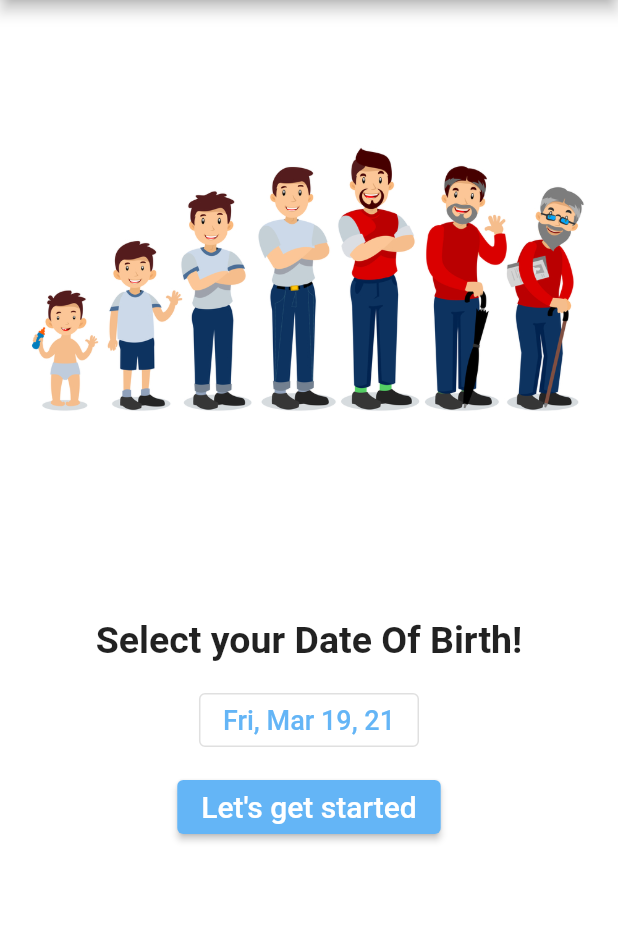
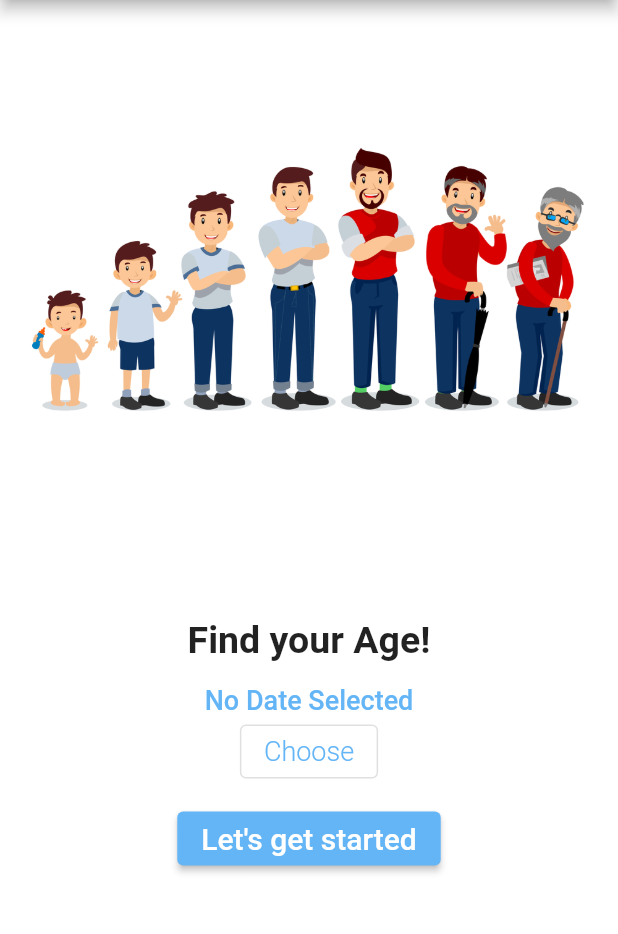
Before and after one commit to vijayb95/FindMyAgeFlutter, a Flutter app: the screen it shows after launch, on a phone screen of 412 x 824 dp, the part 84-1018 px from its top. Run offline on Flutter 3.47's test engine with Material 2 defaults, Android fonts, the light colour scheme and no system bars; our stand-ins replace get.

Commit message:
end of project

```diff
--- a/find_my_age/lib/main.dart
+++ b/find_my_age/lib/main.dart
@@ -10,7 +10,13 @@ class MyApp extends StatelessWidget {
   @override
   Widget build(BuildContext context) {
     return GetMaterialApp(
-      theme: ThemeData.from(colorScheme: ColorScheme.fromSwatch(primarySwatch: Colors.red, backgroundColor: Colors.white, accentColor: Colors.blue[300])),
+      theme: ThemeData.from(
+        colorScheme: ColorScheme.fromSwatch(
+          primarySwatch: Colors.red,
+          backgroundColor: Colors.grey[200],
+          accentColor: Colors.blue[300],
+        ),
+      ),
       home: HomePage(),
     );
   }
--- a/find_my_age/lib/screens/homepage.dart
+++ b/find_my_age/lib/screens/homepage.dart
@@ -1,59 +1,51 @@
+import 'package:find_my_age/screens/ageDisplay.dart';
+import 'package:find_my_age/widgets/datePicker.dart';
 import 'package:flutter/material.dart';
 import 'package:flutter/widgets.dart';
 import 'package:get/get.dart';
-import 'package:intl/intl.dart';
 
 class HomePage extends StatelessWidget {
-  const HomePage({Key key}) : super(key: key);
+  final List<DateTime> dob = [];
+
+  void _getDob(DateTime chosenDate) {
+    dob.insert(0, chosenDate);
+  }
 
   @override
   Widget build(BuildContext context) {
-    DateTime _selectedDate = DateTime.now();
-
-    DateFormat dateFormat = DateFormat('EEE, MMM d, ' 'yy');
     return Scaffold(
       appBar: AppBar(
         title: Text('Find My Age!'),
       ),
-      body: SingleChildScrollView(//single child view
+      body: SingleChildScrollView(
+        //single child view
         child: Center(
           child: Column(
             children: [
               Image.asset(
-                'assets/images/growth.jpg',
+                'assets/images/growth.png',
                 fit: BoxFit.cover,
               ),
               Text(
-                'Select your Date Of Birth!',
+                'Find your Age!',
                 style: TextStyle(fontWeight: FontWeight.w700, fontSize: 25),
               ),
               SizedBox(
                 height: 15,
               ),
-              OutlinedButton(
-                onPressed: () async {
-                  return _selectedDate = await showDatePicker(
-                    context: context,
-                    initialDate: DateTime.now(),
-                    firstDate: DateTime(1900),
-                    lastDate: DateTime.now(),
-                    errorFormatText: 'Enter a valid date.',
-                    initialEntryMode: DatePickerEntryMode.calendar,
-                  );
-                },
-                child: Text(
-                  dateFormat.format(_selectedDate),
-                  style: TextStyle(
-                      color: Theme.of(context).accentColor,
-                      fontSize: 18,
-                      fontWeight: FontWeight.w500),
-                ),
-              ),
+              DatePicker(_getDob),
               SizedBox(
                 height: 10,
               ),
               ElevatedButton(
-                onPressed: () {},
+                onPressed: () {
+                  if (dob.isEmpty) {
+                    Get.snackbar('Invalid Date', 'Choose a valid date',
+                        barBlur: 100);
+                    return;
+                  }
+                  Get.to(AgeDisplay(dob[0]));
+                },
                 child: Text(
                   'Let\'s get started',
                   style: TextStyle(fontSize: 20, fontWeight: FontWeight.w500),
--- a/find_my_age/lib/widgets/datePicker.dart
+++ b/find_my_age/lib/widgets/datePicker.dart
@@ -1,13 +1,67 @@
 import 'package:flutter/material.dart';
+import 'package:intl/intl.dart';
 
 class DatePicker extends StatefulWidget {
+  final Function getDob;
+
+  const DatePicker(this.getDob);
   @override
   _DatePickerState createState() => _DatePickerState();
 }
 
 class _DatePickerState extends State<DatePicker> {
+  DateTime _selectedDate;
+
+  get selectedDate {
+    return _selectedDate;
+  }
+
+  DateFormat dateFormat = DateFormat('EEE, MMM d, ' 'yy');
+
+  void _presentDatePicker() {
+    showDatePicker(
+      context: context,
+      initialDate: DateTime.now(),
+      firstDate: DateTime(1900),
+      lastDate: DateTime.now(),
+      errorFormatText: 'Enter a valid date.',
+      initialEntryMode: DatePickerEntryMode.calendar,
+    ).then((pickedDate) {
+      if (pickedDate == null)
+        return;
+      else {
+        setState(() {
+          _selectedDate = pickedDate;
+        });
+        widget.getDob(_selectedDate);
+      }
+    });
+  }
+
   @override
   Widget build(BuildContext context) {
-    return Container();
+    return Column(
+      children: [
+        Text(
+          _selectedDate == null
+              ? 'No Date Selected'
+              : dateFormat.format(_selectedDate),
+          style: TextStyle(
+              color: Theme.of(context).accentColor,
+              fontSize: 18,
+              fontWeight: FontWeight.w500),
+        ),
+        OutlinedButton(
+          onPressed: _presentDatePicker,
+          child: Text(
+            _selectedDate == null ? 'Choose' : 'Change',
+            style: TextStyle(
+                color: Theme.of(context).accentColor,
+                fontSize: 18,
+                fontWeight: FontWeight.w300),
+          ),
+        ),
+      ],
+    );
   }
 }
```
Also changed, not shown: find_my_age/lib/screens/ageDisplay.dart (added, +45 -0 lines), find_my_age/lib/widgets/ageCard.dart (added, +32 -0 lines), find_my_age/lib/widgets/listOfAgeCards.dart (added, +191 -0 lines), find_my_age/pubspec.yaml (+7 -1 lines), find_my_age/assets/icon/ageIcon.jpg (added), find_my_age/assets/images/growth.jpg (deleted), find_my_age/assets/images/growth.png (added), find_my_age/pubspec.lock, 22 other files.
